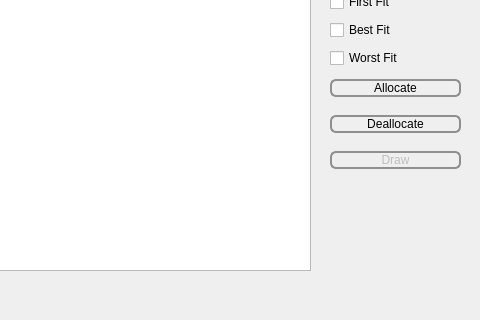
Above: GUI/MemoryAllocationGUI/processesinputform.ui from lameesemad1996/MemoryAllocation before the change; both pictures show x 470 to 950 and y 230 to 550 of the 950 by 850 pixel window. Below: the same form after it.
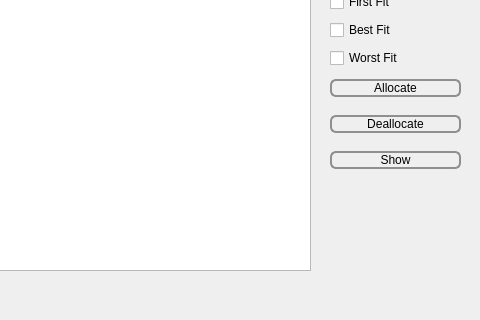
That is the form after the change.

Diff of the .ui file:
```diff
--- a/GUI/MemoryAllocationGUI/processesinputform.ui
+++ b/GUI/MemoryAllocationGUI/processesinputform.ui
@@ -312,7 +312,7 @@
     <item>
      <widget class="QPushButton" name="drawPushButton">
       <property name="enabled">
-       <bool>false</bool>
+       <bool>true</bool>
       </property>
       <property name="font">
        <font>
@@ -327,7 +327,7 @@
        <string notr="true">font: large &quot;Arial&quot;</string>
       </property>
       <property name="text">
-       <string>Draw</string>
+       <string>Show</string>
       </property>
      </widget>
     </item>
```
